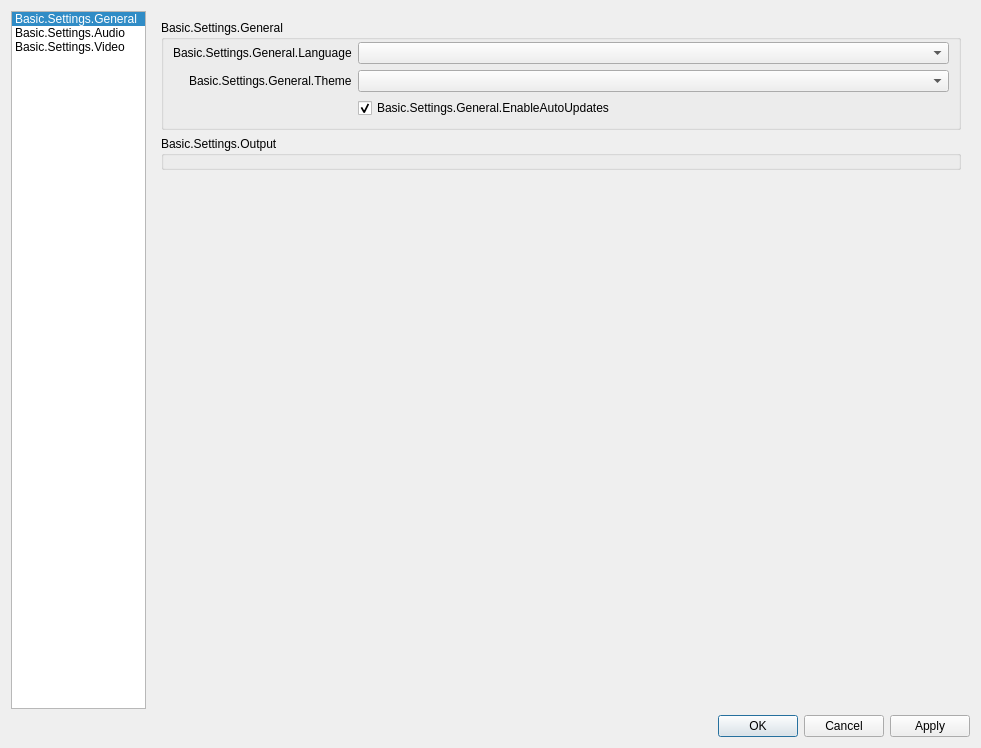
Old version of the form Smart/forms/OBSBasicSetting.ui in the repository jackeyxp/obs-studio.
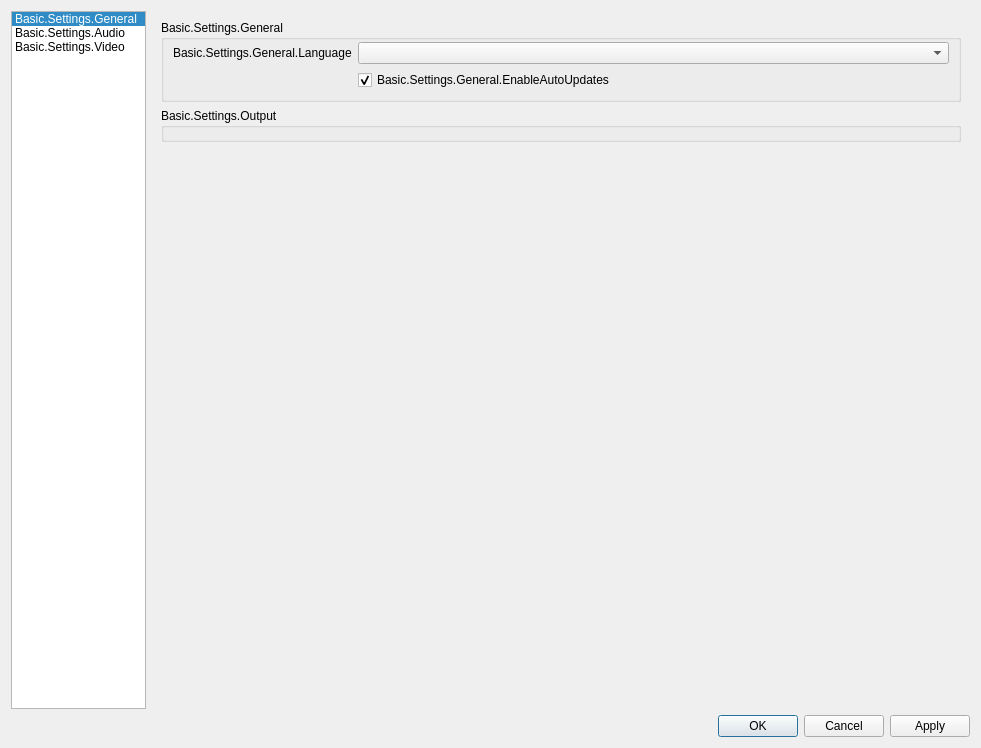
New version of the form. Icons and pictures are not drawn.

```diff
--- a/Smart/forms/OBSBasicSetting.ui
+++ b/Smart/forms/OBSBasicSetting.ui
@@ -164,19 +164,6 @@
                     <widget class="QComboBox" name="language"/>
                    </item>
                    <item row="1" column="0">
-                    <widget class="QLabel" name="label_42">
-                     <property name="text">
-                      <string>Basic.Settings.General.Theme</string>
-                     </property>
-                     <property name="buddy">
-                      <cstring>theme</cstring>
-                     </property>
-                    </widget>
-                   </item>
-                   <item row="1" column="1">
-                    <widget class="QComboBox" name="theme"/>
-                   </item>
-                   <item row="2" column="0">
                     <spacer name="horizontalSpacer_3">
                      <property name="orientation">
                       <enum>Qt::Horizontal</enum>
@@ -192,7 +179,7 @@
                      </property>
                     </spacer>
                    </item>
-                   <item row="2" column="1">
+                   <item row="1" column="1">
                     <widget class="QCheckBox" name="enableAutoUpdates">
                      <property name="text">
                       <string>Basic.Settings.General.EnableAutoUpdates</string>
```
